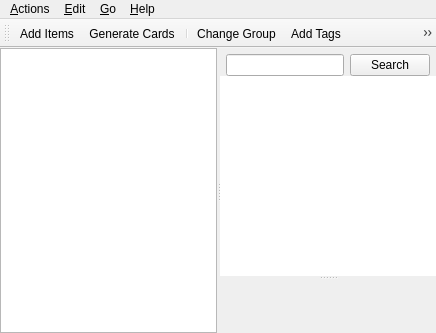
The window that designer/browser.ui (ankitects/anki) describes before a commit, drawn with Qt 5.
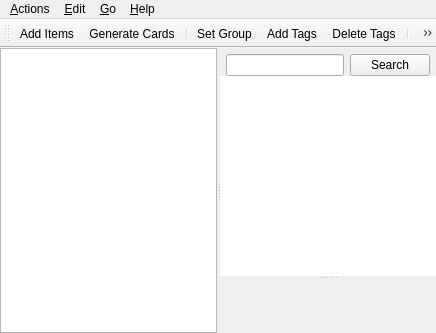
The same window after the commit. Icons and pictures are not drawn.

Patch:
```diff
--- a/designer/browser.ui
+++ b/designer/browser.ui
@@ -211,7 +211,7 @@
     <addaction name="actionAddItems"/>
     <addaction name="actionAddCards"/>
     <addaction name="separator"/>
-    <addaction name="actionChangeGroup"/>
+    <addaction name="actionSetGroup"/>
     <addaction name="actionAddTag"/>
     <addaction name="actionDeleteTag"/>
     <addaction name="separator"/>
@@ -267,7 +267,7 @@
    <addaction name="actionAddItems"/>
    <addaction name="actionAddCards"/>
    <addaction name="separator"/>
-   <addaction name="actionChangeGroup"/>
+   <addaction name="actionSetGroup"/>
    <addaction name="actionAddTag"/>
    <addaction name="actionDeleteTag"/>
    <addaction name="separator"/>
@@ -549,13 +549,13 @@
     <string>Find &amp;Duplicates...</string>
    </property>
   </action>
-  <action name="actionChangeGroup">
+  <action name="actionSetGroup">
    <property name="icon">
     <iconset resource="icons.qrc">
      <normaloff>:/icons/stock_group.png</normaloff>:/icons/stock_group.png</iconset>
    </property>
    <property name="text">
-    <string>Change Group</string>
+    <string>Set Group</string>
    </property>
    <property name="shortcut">
     <string>Ctrl+G</string>
```
